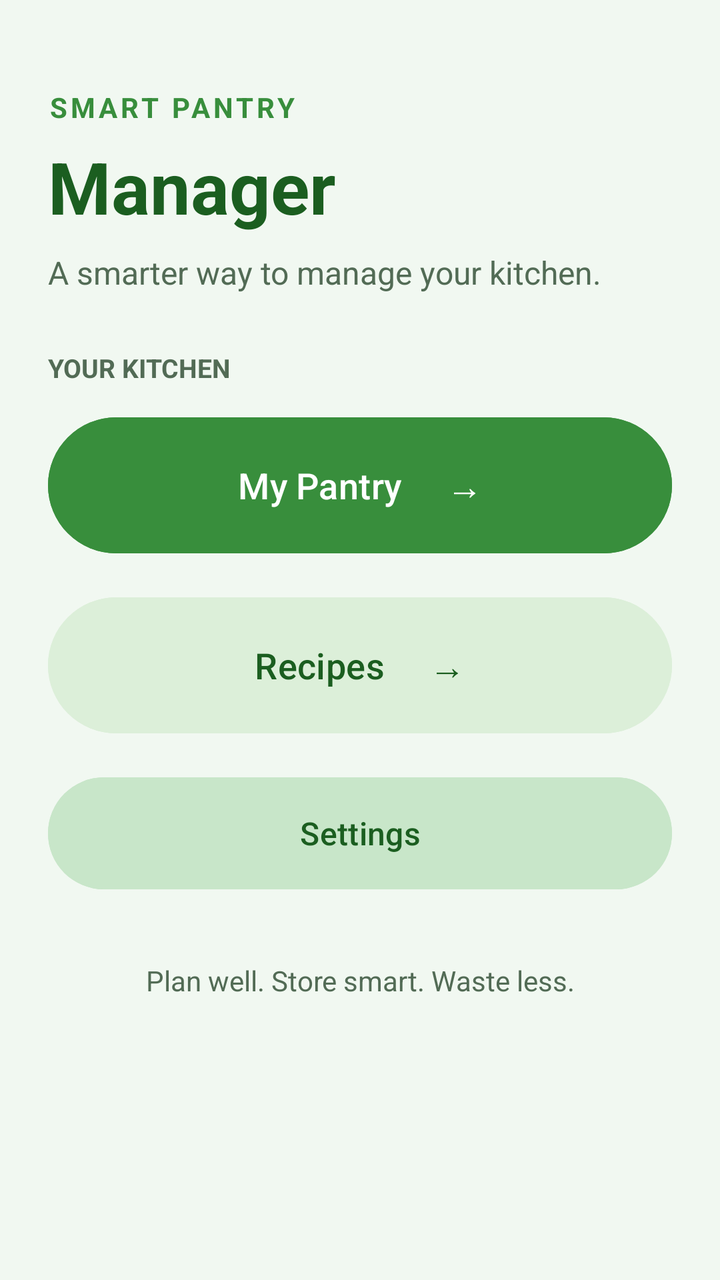
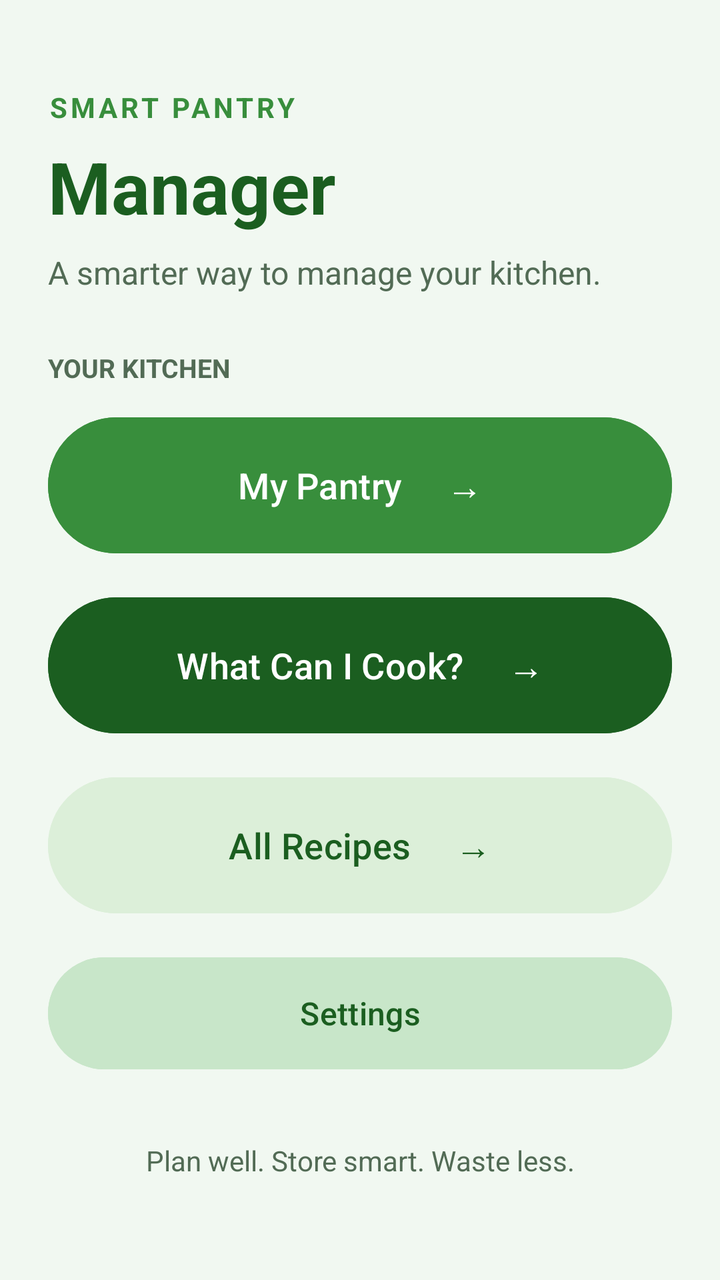

Screens rendered from an Android XML layout before and after an edit, with the pre-edit source and the edit as a unified diff.
<!-- AndroidManifest.xml: application theme Theme.SmartPantryManagerKwanda -->
<!-- res/layout/activity_main.xml -->
<?xml version="1.0" encoding="utf-8"?>
<ScrollView xmlns:android="http://schemas.android.com/apk/res/android"
    android:layout_width="match_parent"
    android:layout_height="match_parent"
    android:background="#F1F8F1"
    android:fillViewport="true">

    <LinearLayout
        android:layout_width="match_parent"
        android:layout_height="wrap_content"
        android:orientation="vertical"
        android:padding="24dp">

        <TextView
            android:layout_width="wrap_content"
            android:layout_height="wrap_content"
            android:text="SMART PANTRY"
            android:textColor="#388E3C"
            android:textStyle="bold"
            android:textSize="14sp"
            android:letterSpacing="0.12"
            android:layout_marginTop="20dp" />

        <TextView
            android:layout_width="match_parent"
            android:layout_height="wrap_content"
            android:text="Manager"
            android:textColor="#1B5E20"
            android:textSize="36sp"
            android:textStyle="bold"
            android:layout_marginTop="6dp" />

        <TextView
            android:layout_width="match_parent"
            android:layout_height="wrap_content"
            android:text="A smarter way to manage your kitchen."
            android:textColor="#526B55"
            android:textSize="16sp"
            android:layout_marginTop="8dp"
            android:layout_marginBottom="28dp" />

        <TextView
            android:layout_width="match_parent"
            android:layout_height="wrap_content"
            android:text="YOUR KITCHEN"
            android:textColor="#526B55"
            android:textStyle="bold"
            android:textSize="13sp"
            android:layout_marginBottom="12dp" />

        <Button
            android:id="@+id/btnPantry"
            android:layout_width="match_parent"
            android:layout_height="76dp"
            android:text="My Pantry     →"
            android:textSize="18sp"
            android:textAllCaps="false"
            android:textColor="#FFFFFF"
            android:backgroundTint="#388E3C"
            android:layout_marginBottom="14dp" />

        <Button
            android:id="@+id/btnRecipes"
            android:layout_width="match_parent"
            android:layout_height="76dp"
            android:text="Recipes     →"
            android:textSize="18sp"
            android:textAllCaps="false"
            android:textColor="#1B5E20"
            android:backgroundTint="#DCEFD9"
            android:layout_marginBottom="14dp" />

        <Button
            android:id="@+id/btnSettings"
            android:layout_width="match_parent"
            android:layout_height="64dp"
            android:text="Settings"
            android:textSize="16sp"
            android:textAllCaps="false"
            android:textColor="#1B5E20"
            android:backgroundTint="#C8E6C9" />

        <TextView
            android:layout_width="match_parent"
            android:layout_height="wrap_content"
            android:text="Plan well. Store smart. Waste less."
            android:textColor="#526B55"
            android:textSize="14sp"
            android:gravity="center"
            android:layout_marginTop="32dp"
            android:layout_marginBottom="16dp" />

    </LinearLayout>
</ScrollView>
<!-- resources referenced by this layout -->
<resources>
  <style name="Theme.SmartPantryManagerKwanda" parent="Base.Theme.SmartPantryManagerKwanda" />
  <style name="Base.Theme.SmartPantryManagerKwanda" parent="Theme.Material3.DayNight.NoActionBar">
          
          
      </style>
</resources>

<!-- the commit's change to res/layout/activity_main.xml (unified diff, before → after) -->
@@ -60,10 +60,21 @@
             android:layout_marginBottom="14dp" />
 
         <Button
+            android:id="@+id/btnSuggestedRecipes"
+            android:layout_width="match_parent"
+            android:layout_height="76dp"
+            android:text="What Can I Cook?     →"
+            android:textSize="18sp"
+            android:textAllCaps="false"
+            android:textColor="#FFFFFF"
+            android:backgroundTint="#1B5E20"
+            android:layout_marginBottom="14dp" />
+
+        <Button
             android:id="@+id/btnRecipes"
             android:layout_width="match_parent"
             android:layout_height="76dp"
-            android:text="Recipes     →"
+            android:text="All Recipes     →"
             android:textSize="18sp"
             android:textAllCaps="false"
             android:textColor="#1B5E20"
